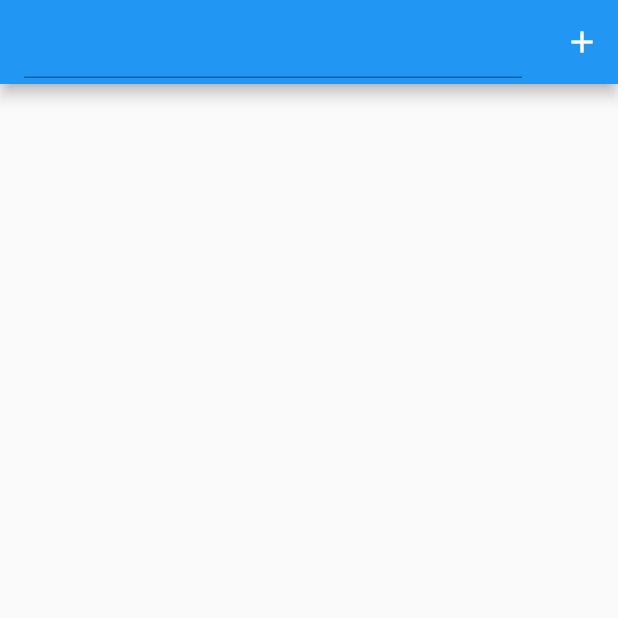
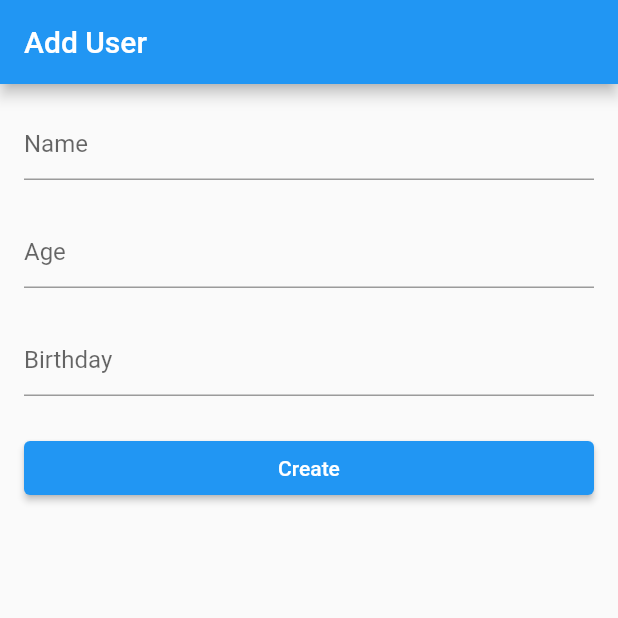
Before and after one commit to tonhom260/firebase_setup, a Flutter app: the screen it shows after launch, on a phone screen of 412 x 824 dp, the top half of it. Run offline on Flutter 3.47's test engine with Material 2 defaults, Android fonts, the phone set to English and light mode, and no system bars; our stand-ins replace cloud_firestore, firebase_core; accounts and stored records are empty.

Commit message:
create user alrdy

```diff
--- a/lib/main.dart
+++ b/lib/main.dart
@@ -1,9 +1,9 @@
 import 'package:cloud_firestore/cloud_firestore.dart';
+import 'package:firebase_setup/user_page.dart';
 import 'package:flutter/material.dart';
-
 import 'package:firebase_core/firebase_core.dart';
 
-void main() async{
+void main() async {
   WidgetsFlutterBinding.ensureInitialized();
   runApp(const MyApp());
   await Firebase.initializeApp();
@@ -19,10 +19,9 @@ class MyApp extends StatelessWidget {
       debugShowCheckedModeBanner: false,
       title: 'FlutterFireStore',
       theme: ThemeData(
-
         primarySwatch: Colors.blue,
       ),
-      home:  MainPage(),
+      home: UserPage(),
     );
   }
 }
@@ -30,53 +29,71 @@ class MyApp extends StatelessWidget {
 class MainPage extends StatefulWidget {
   const MainPage({Key? key}) : super(key: key);
 
-
   @override
   State<MainPage> createState() => _MainPageState();
 }
 
 class _MainPageState extends State<MainPage> {
-final controller = TextEditingController();
+  final controller = TextEditingController();
 
   @override
   Widget build(BuildContext context) {
-
     return Scaffold(
       appBar: AppBar(
-
         title: TextField(
           controller: controller,
         ),
         actions: [
-          IconButton(onPressed: (){
-            final name = controller.text;
-            createUser(name:name);
-          }, icon: Icon(Icons.add))
+          IconButton(
+              onPressed: () {
+                final name = controller.text;
+                createUser(name: name);
+                controller.clear();
+              },
+              icon: Icon(Icons.add))
         ],
       ),
       body: Center(
-
         child: Column(
-
           mainAxisAlignment: MainAxisAlignment.center,
-          children: <Widget>[
-
-
-          ],
+          children: <Widget>[],
         ),
       ),
-     // This trailing comma makes auto-formatting nicer for build methods.
+      // This trailing comma makes auto-formatting nicer for build methods.
     );
+  }
 
+  Future createUser({required String name}) async {
+    final docUser = FirebaseFirestore.instance.collection('users').doc();
+    final user = User(
+      id:docUser.id,
+      name: name,
+      age:21,
+      birthday:DateTime(2001,7,28)
+    );
+    final json = user.toJson();
+    await docUser.set(json);
   }
- Future createUser ({required String name}) async {
-    final docUser = FirebaseFirestore.instance.collection('users').doc('my-id');
-    final json = {
-      'name':name,
-      'age':21,
-      'birthday':DateTime(2001,7,28),
-    };
-    await docUser.set(json);
 }
 
+class User {
+  String id;
+  final String name;
+  final int age;
+  final DateTime birthday;
+
+  User({
+    this.id = '',
+    required this.name,
+    required this.age,
+    required this.birthday
+  });
+
+  Map<String,dynamic> toJson()=>{
+    'id':id,
+    'name': name,
+    'age': age,
+    'birthday': birthday
+  };
+
 }
--- /dev/null
+++ b/lib/user_page.dart
@@ -0,0 +1,97 @@
+import 'package:cloud_firestore/cloud_firestore.dart';
+import 'package:flutter/material.dart';
+class UserPage extends StatefulWidget {
+  const UserPage({Key? key}) : super(key: key);
+
+  @override
+  State<UserPage> createState() => _UserPageState();
+}
+
+class _UserPageState extends State<UserPage> {
+  final nameCtr = TextEditingController();
+  final ageCtr = TextEditingController();
+  final birthdayCtr = TextEditingController();
+
+
+  @override
+  Widget build(BuildContext context) {
+    return Scaffold(
+      appBar: AppBar(
+        title: Text('Add User'),
+      ),
+      body: ListView(
+        padding: EdgeInsets.all(16),
+        children: [
+          TextField(
+            controller: nameCtr,
+            decoration: InputDecoration(
+              hintText: 'Name'
+            ),
+          ),
+          SizedBox(height: 24,),
+          TextField(
+            controller: ageCtr,
+            decoration: InputDecoration(
+                hintText: 'Age'
+            ),
+            keyboardType: TextInputType.number,
+          ),
+          SizedBox(height: 24,),
+          TextField(
+            controller: birthdayCtr,
+            decoration: InputDecoration(
+                hintText: 'Birthday'
+            ),
+            keyboardType: TextInputType.datetime,
+
+          ),
+          SizedBox(height: 24,),
+          ElevatedButton(onPressed: (){
+            createUser(
+              name: nameCtr.text,
+              age: int.parse(ageCtr.text),
+              bd: DateTime.parse(birthdayCtr.text)
+            );
+            Navigator.pop(context);}, child: Text('Create'))
+
+
+        ],
+      ),
+    );
+  }
+}
+
+Future createUser({required String name,required int age,required DateTime bd}) async {
+  final docUser = FirebaseFirestore.instance.collection('users').doc();
+  final user = User(
+      id:docUser.id,
+      name: name,
+      age:age,
+      birthday:bd
+  );
+  final json = user.toJson();
+  await docUser.set(json);
+}
+
+
+class User {
+  String id;
+  final String name;
+  final int age;
+  final DateTime birthday;
+
+  User({
+    this.id = '',
+    required this.name,
+    required this.age,
+    required this.birthday
+  });
+
+  Map<String,dynamic> toJson()=>{
+    'id':id,
+    'name': name,
+    'age': age,
+    'birthday': birthday
+  };
+
+}
```
